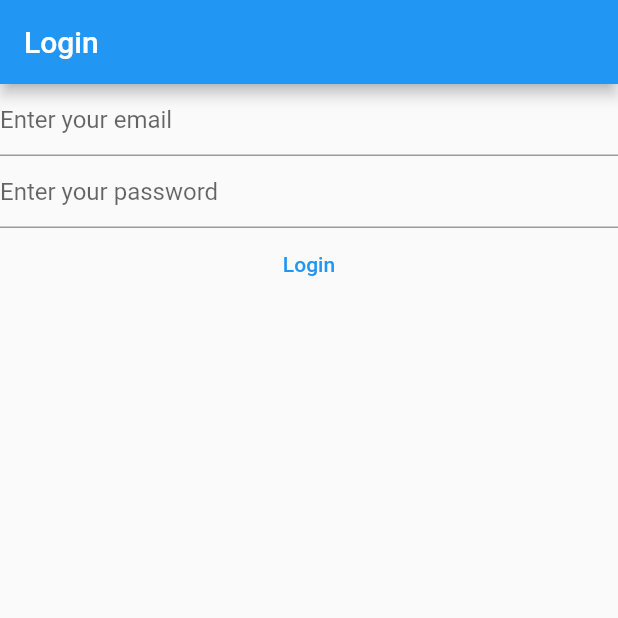
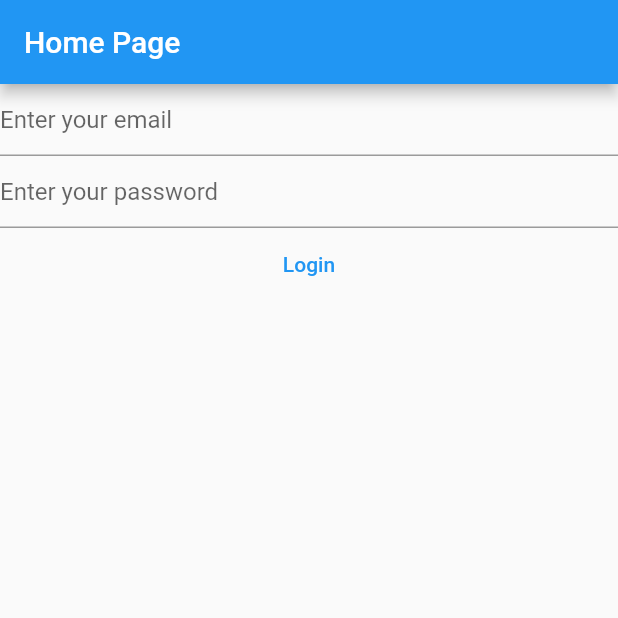
Before and after one commit to VighneshMestry/NotesApplicaitonWithFlutterBloc, a Flutter app: the screen it shows after launch, on a phone screen of 412 x 824 dp, the top half of it. Run offline on Flutter 3.47's test engine with Material 2 defaults, Android fonts, the phone set to English and light mode, and no system bars; our stand-ins replace firebase_auth, firebase_core; accounts and stored records are empty.

Commit message:
modified initial commit

```diff
--- a/lib/main.dart
+++ b/lib/main.dart
@@ -27,7 +27,7 @@ class HomePage extends StatelessWidget {
 
     return Scaffold(
       appBar: AppBar(
-        title: const Text('Login'),
+        title: const Text('Home Page'),
       ),
       body: FutureBuilder(
         future: Firebase.initializeApp(
@@ -60,7 +60,6 @@ class VerifyEmailView extends StatefulWidget {
   @override
   State<VerifyEmailView> createState() => _VerifyEmailViewState();
 }
-
 class _VerifyEmailViewState extends State<VerifyEmailView> {
   @override
   Widget build(BuildContext context) {
--- a/lib/views/login_view.dart
+++ b/lib/views/login_view.dart
@@ -1,8 +1,5 @@
 import 'package:firebase_auth/firebase_auth.dart';
-import 'package:firebase_core/firebase_core.dart';
 import 'package:flutter/material.dart';
-
-import '../firebase_options.dart';
 
 class LoginView extends StatefulWidget {
   const LoginView({super.key});
```
